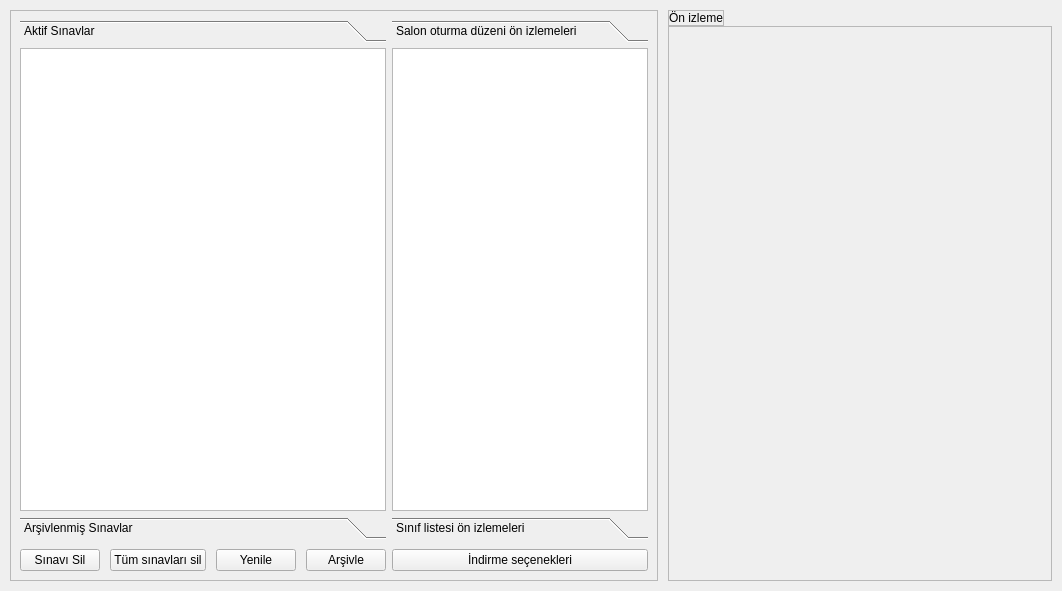
yoseidonn/Kelebek-App, file Forms/sinavlar_frame.ui: the form before one commit.
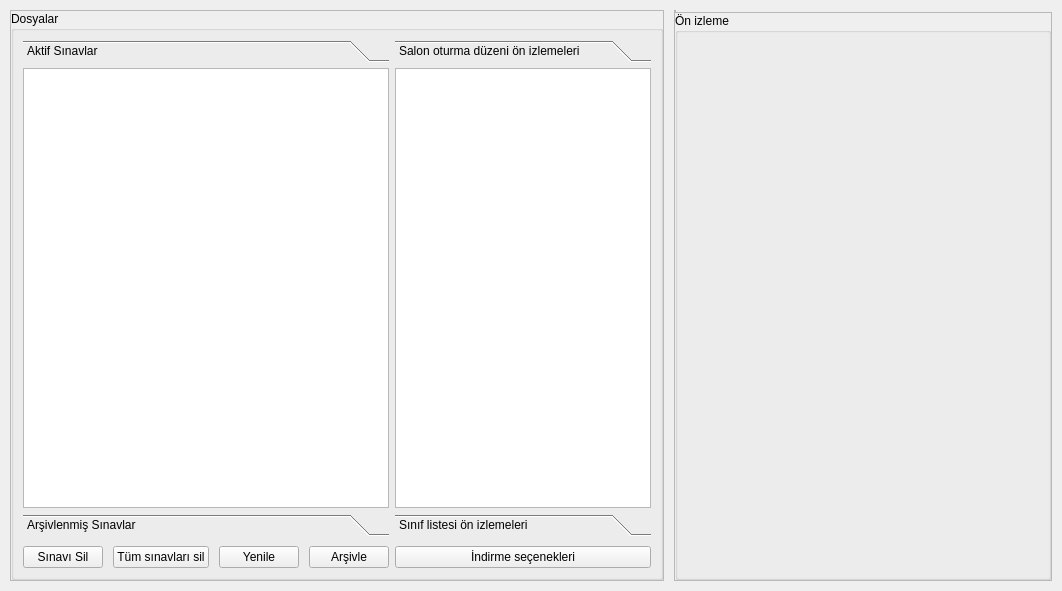
The form after the commit. Icons and pictures are not drawn.

Commit message: Display Struct tamamlama ve requirements günc.

```diff
--- a/Forms/sinavlar_frame.ui
+++ b/Forms/sinavlar_frame.ui
@@ -44,10 +44,37 @@
       <enum>QFrame::Raised</enum>
      </property>
      <layout class="QHBoxLayout" name="horizontalLayout_7">
-      <item alignment="Qt::AlignLeft">
+      <property name="spacing">
+       <number>0</number>
+      </property>
+      <property name="leftMargin">
+       <number>0</number>
+      </property>
+      <property name="topMargin">
+       <number>0</number>
+      </property>
+      <property name="rightMargin">
+       <number>0</number>
+      </property>
+      <property name="bottomMargin">
+       <number>0</number>
+      </property>
+      <item>
+       <widget class="QGroupBox" name="groupBox_2">
+        <property name="sizePolicy">
+         <sizepolicy hsizetype="Expanding" vsizetype="Preferred">
+          <horstretch>0</horstretch>
+          <verstretch>0</verstretch>
+         </sizepolicy>
+        </property>
+        <property name="title">
+         <string>Dosyalar</string>
+        </property>
+        <layout class="QHBoxLayout" name="horizontalLayout_2">
+         <item>
        <widget class="QFrame" name="examsFrame">
         <property name="sizePolicy">
-         <sizepolicy hsizetype="Expanding" vsizetype="Preferred">
+            <sizepolicy hsizetype="Preferred" vsizetype="Preferred">
           <horstretch>0</horstretch>
           <verstretch>0</verstretch>
          </sizepolicy>
@@ -85,7 +112,7 @@
               <x>0</x>
               <y>0</y>
               <width>375</width>
-              <height>452</height>
+                 <height>426</height>
              </rect>
             </property>
             <attribute name="label">
@@ -118,7 +145,7 @@
               <x>0</x>
               <y>0</y>
               <width>375</width>
-              <height>452</height>
+                 <height>426</height>
              </rect>
             </property>
             <attribute name="label">
@@ -148,7 +175,7 @@
           </widget>
          </item>
          <item>
-          <layout class="QHBoxLayout" name="buttonsLayout">
+             <layout class="QHBoxLayout" name="buttonsFrame">
            <item>
             <widget class="QPushButton" name="removeBtn">
              <property name="enabled">
@@ -194,10 +221,10 @@
         </layout>
        </widget>
       </item>
-      <item alignment="Qt::AlignLeft">
+         <item>
        <widget class="QFrame" name="contentFrame">
         <property name="sizePolicy">
-         <sizepolicy hsizetype="Expanding" vsizetype="Preferred">
+            <sizepolicy hsizetype="Preferred" vsizetype="Preferred">
           <horstretch>0</horstretch>
           <verstretch>0</verstretch>
          </sizepolicy>
@@ -232,7 +259,7 @@
               <x>0</x>
               <y>0</y>
               <width>256</width>
-              <height>454</height>
+                 <height>428</height>
              </rect>
             </property>
             <attribute name="label">
@@ -272,7 +299,7 @@
               <x>0</x>
               <y>0</y>
               <width>256</width>
-              <height>454</height>
+                 <height>428</height>
              </rect>
             </property>
             <attribute name="label">
@@ -328,6 +355,9 @@
      </layout>
     </widget>
    </item>
+     </layout>
+    </widget>
+   </item>
    <item>
     <widget class="QFrame" name="rightFrame">
      <property name="sizePolicy">
@@ -376,13 +406,6 @@
          <property name="bottomMargin">
           <number>0</number>
          </property>
-         <item alignment="Qt::AlignLeft">
-          <widget class="QLabel" name="displayTitle">
-           <property name="text">
-            <string>Ön izleme</string>
-           </property>
-          </widget>
-         </item>
         </layout>
        </widget>
       </item>
@@ -417,7 +440,31 @@
           <number>0</number>
          </property>
          <item>
+          <widget class="QGroupBox" name="displayGroupBox">
+           <property name="title">
+            <string>Ön izleme</string>
+           </property>
+           <layout class="QVBoxLayout" name="verticalLayout_6">
+            <property name="spacing">
+             <number>6</number>
+            </property>
+            <property name="leftMargin">
+             <number>9</number>
+            </property>
+            <property name="topMargin">
+             <number>9</number>
+            </property>
+            <property name="rightMargin">
+             <number>9</number>
+            </property>
+            <property name="bottomMargin">
+             <number>9</number>
+            </property>
+            <item>
           <layout class="QVBoxLayout" name="displayLayout"/>
+            </item>
+           </layout>
+          </widget>
          </item>
         </layout>
        </widget>
```
Lines whose indentation alone changed are shown as unchanged. The commit also changes 69 other files.
